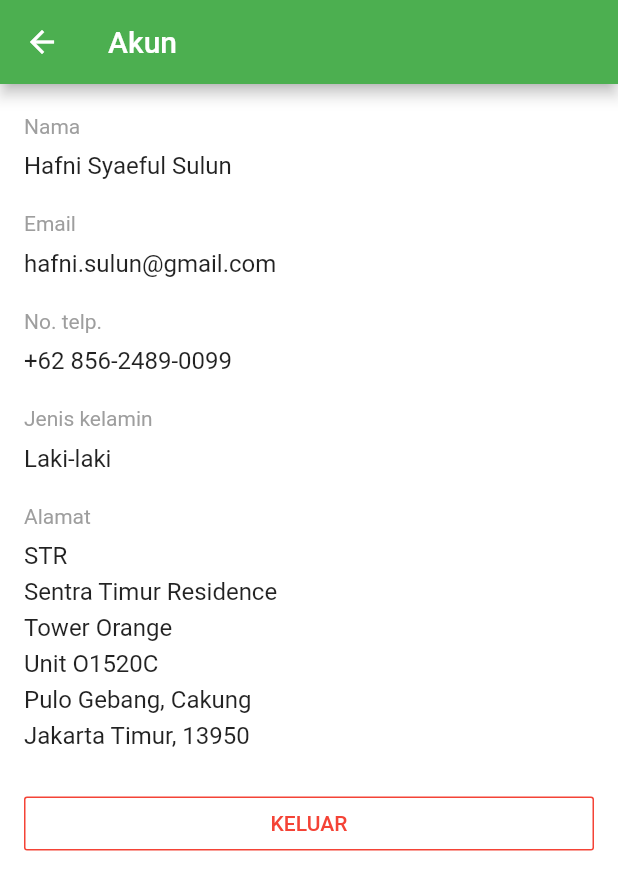
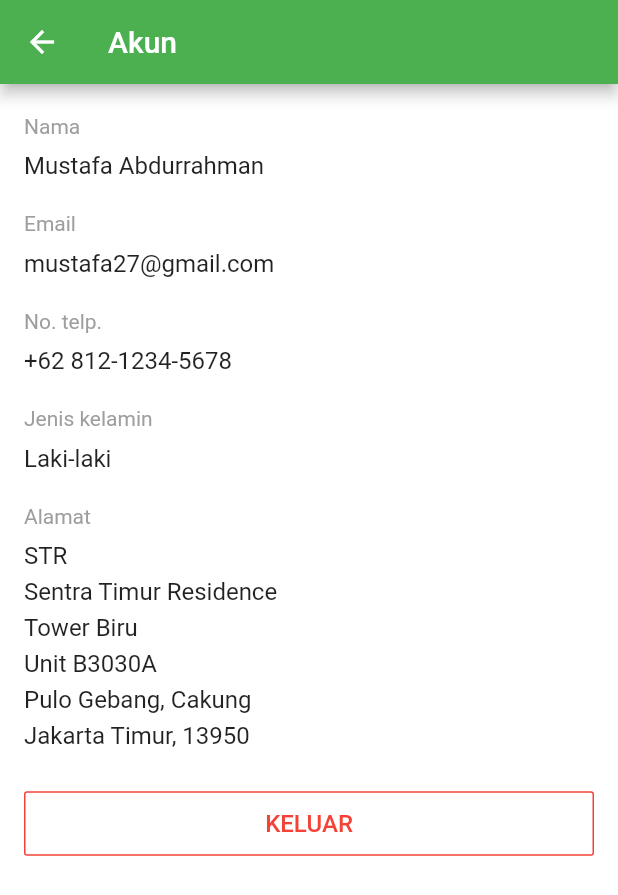
Before and after one commit to hafnisulun/apate-mobile-app, a Flutter app: the AccountScreen screen opened directly, on a phone screen of 412 x 824 dp. Shown: the top 895 px of the screen. Run offline on Flutter 3.47's test engine with Material 2 defaults, Android fonts, the phone set to English and light mode, and no system bars; our stand-ins replace bloc, dio, equatable, flutter_bloc, persistent_bottom_nav_bar, sqflite; accounts and stored records are empty.

Commit message:
Improve some layouts

```diff
--- a/lib/components/merchant_card.dart
+++ b/lib/components/merchant_card.dart
@@ -59,6 +59,7 @@ class MerchantCard extends StatelessWidget {
                           overflow: TextOverflow.ellipsis,
                           textAlign: TextAlign.left,
                           style: TextStyle(
+                            fontSize: 16.0,
                             fontWeight: FontWeight.bold,
                           ),
                         ),
--- a/lib/components/product_card.dart
+++ b/lib/components/product_card.dart
@@ -198,7 +198,7 @@ class ActionButtons extends StatelessWidget {
           ),
           child: Text(
             cartItem.productQty.toString(),
-            textAlign: TextAlign.right,
+            textAlign: TextAlign.center,
             style: TextStyle(fontWeight: FontWeight.bold),
           ),
         ),
--- a/lib/screens/account_screen.dart
+++ b/lib/screens/account_screen.dart
@@ -20,15 +20,15 @@ class AccountScreen extends StatelessWidget {
             children: [
               Item(
                 field: "Nama",
-                value: "Hafni Syaeful Sulun",
+                value: "Mustafa Abdurrahman",
               ),
               Item(
                 field: "Email",
-                value: "hafni.sulun@gmail.com",
+                value: "mustafa27@gmail.com",
               ),
               Item(
                 field: "No. telp.",
-                value: "+62 856-2489-0099",
+                value: "+62 812-1234-5678",
               ),
               Item(
                 field: "Jenis kelamin",
@@ -37,7 +37,7 @@ class AccountScreen extends StatelessWidget {
               Item(
                 field: "Alamat",
                 value:
-                    "STR\nSentra Timur Residence\nTower Orange\nUnit O1520C\nPulo Gebang, Cakung\nJakarta Timur, 13950",
+                    "STR\nSentra Timur Residence\nTower Biru\nUnit B3030A\nPulo Gebang, Cakung\nJakarta Timur, 13950",
               ),
               Container(
                 width: double.infinity,
@@ -52,7 +52,15 @@ class AccountScreen extends StatelessWidget {
                       (_) => false,
                     );
                   },
-                  child: Text("KELUAR"),
+                  child: Padding(
+                    padding: const EdgeInsets.all(12.0),
+                    child: Text(
+                      "KELUAR",
+                      style: TextStyle(
+                        fontSize: 16.0,
+                      ),
+                    ),
+                  ),
                   borderSide: BorderSide(color: Colors.red),
                   highlightedBorderColor: Colors.red,
                   textColor: Colors.red,
```
Also changed, not shown: lib/screens/checkout_screen.dart (+7 -4 lines), lib/screens/merchant_screen.dart (+7 -7 lines).
